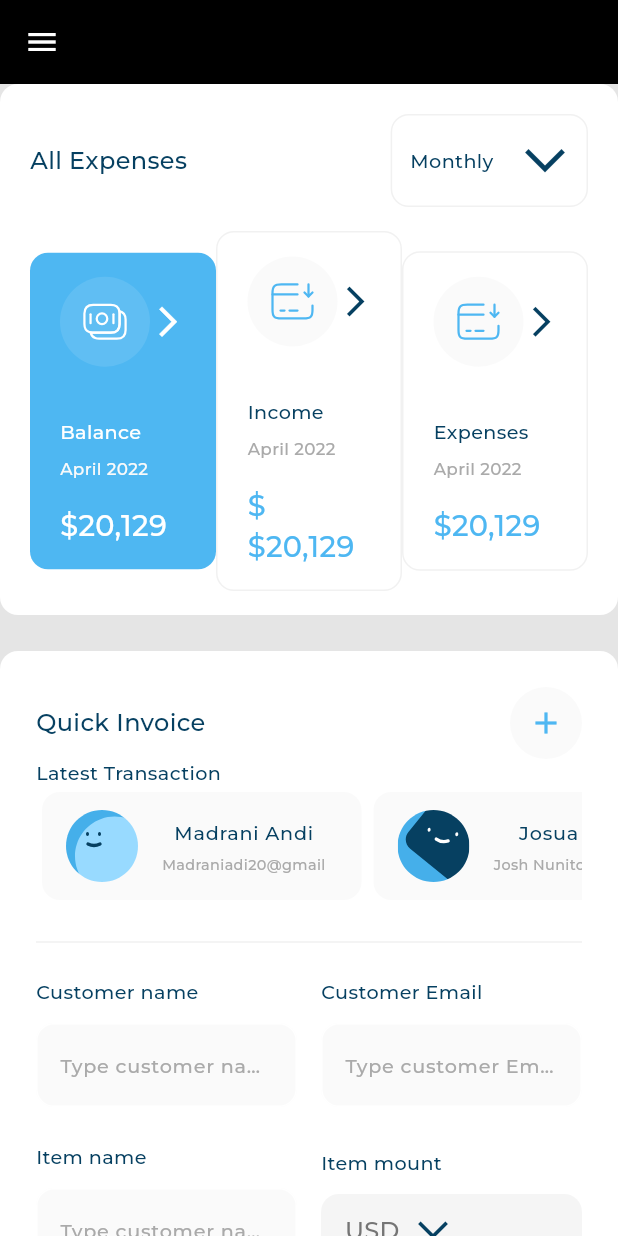
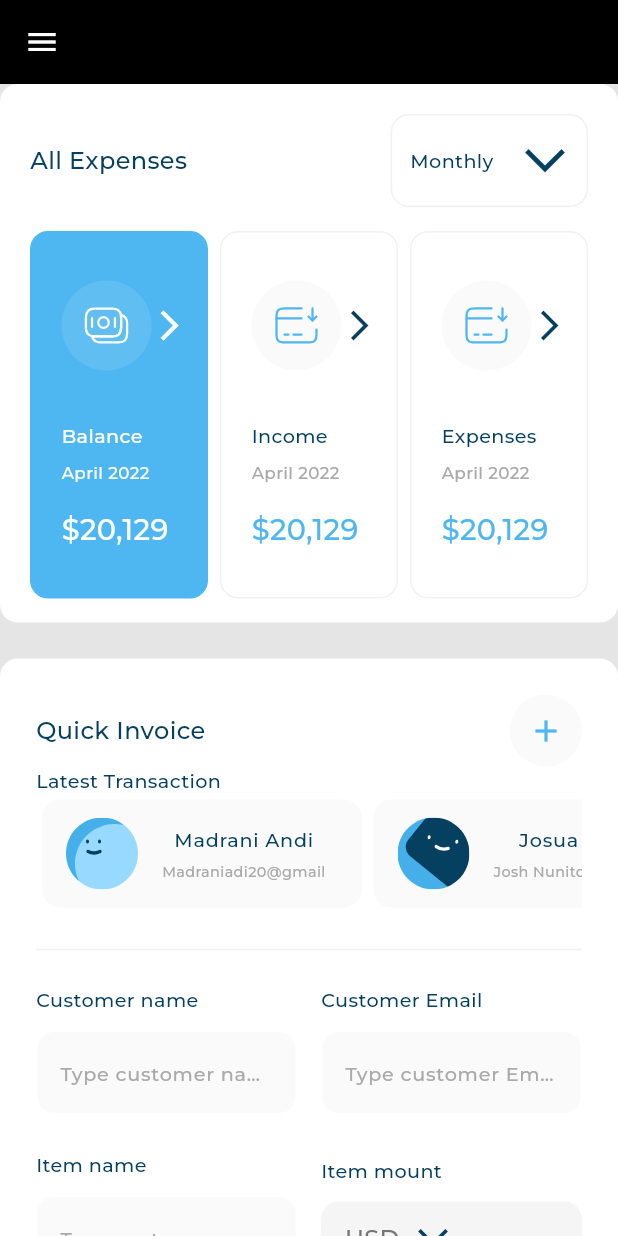
Before and after one commit to AhmedYasserww/responsive_dash_board, a Flutter app: the screen it shows after launch, after a tap on "Balance", on a phone screen of 412 x 824 dp. Run offline on Flutter 3.47's test engine with Material 3 defaults, Android fonts, the phone set to English and light mode, and no system bars; our stand-ins replace expandable_page_view, fl_chart, flutter_svg, google_fonts; project files that could hold a hidden picture were left out.

Commit message:
edit some styles in all expenses item

```diff
--- a/lib/models/all_expenses_model.dart
+++ b/lib/models/all_expenses_model.dart
@@ -9,7 +9,7 @@ class AllExpensesModel{
 }
 List<AllExpensesModel> expensesItem = [
   AllExpensesModel(image: Assets.assetsImagesBalance, title: "Balance", date:"April 2022", price: r"$20,129"),
-  AllExpensesModel(image: Assets.assetsImagesInComeSvg, title: "Income", date:"April 2022", price: r"$$20,129"),
+  AllExpensesModel(image: Assets.assetsImagesInComeSvg, title: "Income", date:"April 2022", price: r"$20,129"),
   AllExpensesModel(image: Assets.assetsImagesInComeSvg, title: "Expenses", date:"April 2022", price: r"$20,129"),
 
 
--- a/lib/views/dash_board_view.dart
+++ b/lib/views/dash_board_view.dart
@@ -16,6 +16,7 @@ class _ResponsiveDashBoardState extends State<ResponsiveDashBoard> {
   final GlobalKey<ScaffoldState> scaffoldKey = GlobalKey();
   @override
   Widget build(BuildContext context) {
+    print(MediaQuery.sizeOf(context).width);
     return Scaffold(
       key:scaffoldKey,
       appBar: MediaQuery.sizeOf(context).width<SizeConfig.tablet?AppBar(
--- a/lib/views/widgets/part_tow_of_desktop_layout(allexpenses)/active_and_inactive_an_expenses_item.dart
+++ b/lib/views/widgets/part_tow_of_desktop_layout(allexpenses)/active_and_inactive_an_expenses_item.dart
@@ -13,14 +13,13 @@ class InActiveAllExpensesItem extends StatelessWidget {
   @override
   Widget build(BuildContext context) {
     return Container(
+      padding: const EdgeInsets.symmetric(horizontal: 20, vertical: 16),
       decoration: BoxDecoration(
         color: Colors.white,
-        border: Border.all(color:const Color(0xffF1F1F1),width: 1),
+        border: Border.all(color:const Color(0xFFF1F1F1),width: 1),
         borderRadius: BorderRadius.circular(12),
 
       ),
-      child: Padding(
-        padding: const EdgeInsets.symmetric(horizontal: 20),
       child: Column(
         crossAxisAlignment: CrossAxisAlignment.start,
         children: [
@@ -31,15 +30,20 @@ class InActiveAllExpensesItem extends StatelessWidget {
             image: allExpensesModel.image,
           ),
           const SizedBox(height: 34,),
-            Text(allExpensesModel.title,style: Styles.styleSemiBold16(context),),
+          FittedBox(
+            fit: BoxFit.scaleDown,
+              child: Text(allExpensesModel.title,style: Styles.styleSemiBold16(context),)),
           const SizedBox(height: 8,),
-            Text(allExpensesModel.date,style: Styles.styleRegular14(context),),
+          FittedBox(
+            fit: BoxFit.scaleDown,
+              child: Text(allExpensesModel.date,style: Styles.styleRegular14(context),)),
           const SizedBox(height: 16,),
-            Text(allExpensesModel.price,style: Styles.styleSemiBold24(context).copyWith(color: const Color(0xff4EB7F2)),),
+          FittedBox(
+            fit: BoxFit.scaleDown,
+              child: Text(allExpensesModel.price,style: Styles.styleSemiBold24(context).copyWith(color: const Color(0xff4EB7F2)),)),
           const SizedBox(height: 16,)
 
         ],
-        ),
       ),
     );
   }
@@ -55,13 +59,13 @@ class ActiveAllExpensesItem extends StatelessWidget {
   @override
   Widget build(BuildContext context) {
     return Container(
+      padding: const EdgeInsets.symmetric(horizontal: 20, vertical: 16),
       decoration: BoxDecoration(
         color: const Color(0xff4EB7F2),
+        border: Border.all(color:const  Color(0xFF4DB7F2),width: 1),
         borderRadius: BorderRadius.circular(12),
 
       ),
-      child: Padding(
-        padding: const EdgeInsets.symmetric(horizontal: 20),
       child: Column(
         crossAxisAlignment: CrossAxisAlignment.start,
         children: [
@@ -73,16 +77,24 @@ class ActiveAllExpensesItem extends StatelessWidget {
             image: allExpensesModel.image,
           ),
           const SizedBox(height: 34,),
-            Text(allExpensesModel.title,style: Styles.styleSemiBold16(context).copyWith(color: Colors.white),),
+          FittedBox(
+              fit: BoxFit.scaleDown,
+              child: Text(allExpensesModel.title,style: Styles.styleSemiBold16(context).copyWith(color: Colors.white),)),
           const SizedBox(height: 8,),
-            Text(allExpensesModel.date,style: Styles.styleRegular14(context).copyWith(color: const Color(0xffFAFAFA)),),
+          FittedBox(
+            fit: BoxFit.scaleDown,
+            child: Text(
+              allExpensesModel.date,
+              style: Styles.styleRegular14(context).copyWith(color: const Color(0xffFAFAFA)),),
+          ),
           const SizedBox(height: 16,),
-            Text(allExpensesModel.price,style: Styles.styleSemiBold24(context).copyWith(color: Colors.white),),
+          FittedBox(
+              fit: BoxFit.scaleDown,
+              child: Text(allExpensesModel.price,style: Styles.styleSemiBold24(context).copyWith(color: Colors.white),)),
           const SizedBox(height: 16,)
 
         ],
       ),
-      ),
     );
   }
 }
--- a/lib/views/widgets/part_tow_of_desktop_layout(allexpenses)/all_expenses.dart
+++ b/lib/views/widgets/part_tow_of_desktop_layout(allexpenses)/all_expenses.dart
@@ -8,15 +8,15 @@ class AllExpenses extends StatelessWidget {
 
   @override
   Widget build(BuildContext context) {
-    return CustomBackgroundContainer(
+    return const CustomBackgroundContainer(
       paddingHorizontal: 20,
       child: Column(
         children: [
-          const SizedBox(height: 20),
-          const AllExpensesHeader(),
-          const SizedBox(height: 16),
-          const AllExpensesItemListView(),
-          const SizedBox(height: 16),
+           SizedBox(height: 20),
+           AllExpensesHeader(),
+           SizedBox(height: 16),
+           AllExpensesItemListView(),
+           SizedBox(height: 16),
         ],
       ),
     );
--- a/lib/views/widgets/part_tow_of_desktop_layout(allexpenses)/all_expenses_item_header.dart
+++ b/lib/views/widgets/part_tow_of_desktop_layout(allexpenses)/all_expenses_item_header.dart
@@ -12,7 +12,12 @@ final Color iconColor;
     return Row(
       mainAxisAlignment: MainAxisAlignment.spaceBetween,
       children: [
-        Container(
+        Flexible(
+          child: ConstrainedBox(
+            constraints: const BoxConstraints(maxWidth: 60),
+            child: AspectRatio(
+              aspectRatio: 1,
+              child: Container(
                 width: 60,
                 height: 60,
                 decoration:  ShapeDecoration(
@@ -20,6 +25,9 @@ final Color iconColor;
                     shape: const OvalBorder()
                 ),
                 child:Center(child: SvgPicture.asset(image,colorFilter:  ColorFilter.mode(imageColor??const Color(0xff4EB7F2), BlendMode.srcIn),),),
+              ),
+            ),
+          ),
         ),
 
         Transform.rotate(
--- a/lib/views/widgets/part_tow_of_desktop_layout(allexpenses)/all_expenses_item_list_view.dart
+++ b/lib/views/widgets/part_tow_of_desktop_layout(allexpenses)/all_expenses_item_list_view.dart
@@ -15,21 +15,49 @@ class _AllExpensesItemListViewState extends State<AllExpensesItemListView> {
   @override
   Widget build(BuildContext context) {
     return Row(
-      children: expensesItem.asMap().entries.map((e) {
-        int index = e.key;
-        var item = e.value;
-        return Expanded(
+      children: [
+        Expanded(
           child: GestureDetector(
             onTap: () {
-              updateIndex(index);
+              updateIndex(0);
             },
             child: AllExpensesItem(
-              selectedItem: selectedIndex == index,
-              allExpensesModel: item,
+
+              selectedItem: selectedIndex ==0,
+                       allExpensesModel: expensesItem[0],
             ),
           ),
-        );
-      }).toList(),
+        ),
+        const SizedBox(width: 8,),
+
+        Expanded(
+          child: GestureDetector(
+            onTap: () {
+              updateIndex(1);
+            },
+            child: AllExpensesItem(
+
+              selectedItem: selectedIndex ==1,
+              allExpensesModel: expensesItem[1],
+            ),
+          ),
+        ),
+        const SizedBox(width: 8,),
+
+        Expanded(
+          child: GestureDetector(
+            onTap: () {
+              updateIndex(2);
+            },
+            child: AllExpensesItem(
+
+              selectedItem: selectedIndex ==2,
+              allExpensesModel: expensesItem[2],
+            ),
+          ),
+        ),
+
+      ],
     );
   }
 
```
Lines whose indentation alone changed are shown as unchanged.
